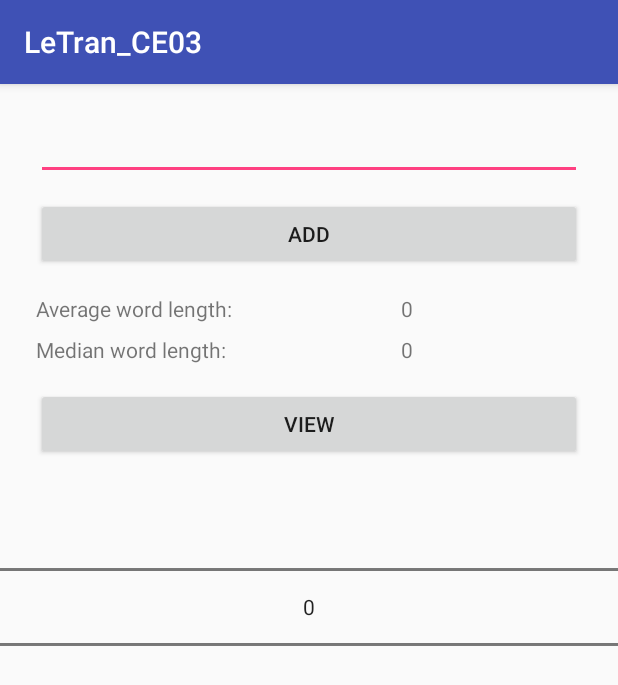
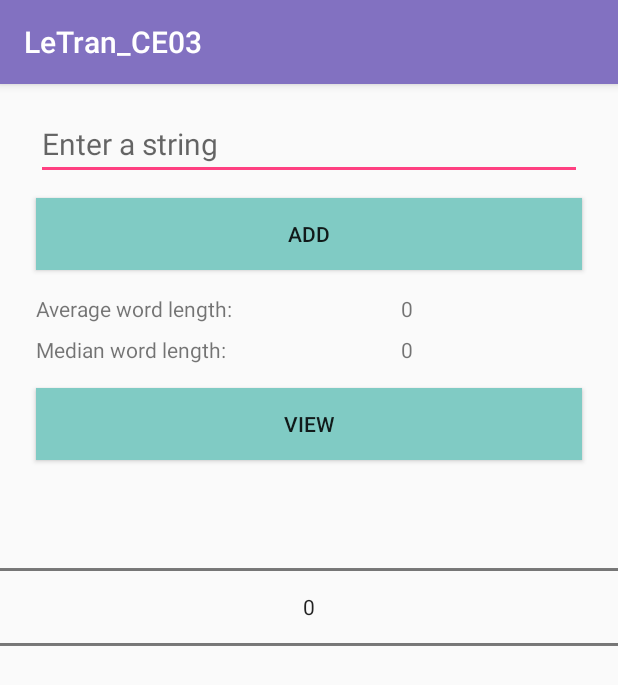
Before and after one commit to tranle13/JAV_LetterCounting, an Android app: the screen it shows after launch (MainActivity), on a phone screen of 412 x 824 dp. Shown: the top 685 px of the screen. Run offline under Robolectric (Android 15) with nearby library versions, the phone set to English and light mode, and no system bars.

Commit message:
Changed colors of navigation bar, status bar and button and added hint to the edit text

```diff
--- a/LeTran_CE03/app/src/main/java/com/sunny/android/letran_ce03/MainActivity.java
+++ b/LeTran_CE03/app/src/main/java/com/sunny/android/letran_ce03/MainActivity.java
@@ -9,7 +9,6 @@ import android.content.DialogInterface;
 import android.support.v7.app.AlertDialog;
 import android.support.v7.app.AppCompatActivity;
 import android.os.Bundle;
-import android.util.Log;
 import android.view.View;
 import android.widget.EditText;
 import android.widget.NumberPicker;
@@ -24,7 +23,6 @@ import java.util.Locale;
 
         private Toast feedback = null;
         private ArrayList<String> allWords = new ArrayList<>();
-        private static final String TAG = "check";
         private ArrayList<Integer> wordLength = new ArrayList<>();
 
     @Override
--- a/LeTran_CE03/app/src/main/res/layout/activity_main.xml
+++ b/LeTran_CE03/app/src/main/res/layout/activity_main.xml
@@ -14,6 +14,7 @@
         android:layout_marginStart="24dp"
         android:layout_marginTop="16dp"
         android:ems="10"
+        android:hint="@string/hint"
         android:inputType="textPersonName"
         android:textSize="20sp"
         app:layout_constraintEnd_toEndOf="parent"
@@ -25,6 +26,7 @@
         android:layout_width="0dp"
         android:layout_height="wrap_content"
         android:layout_marginTop="12dp"
+        android:background="@color/button"
         android:text="@string/btn_Add"
         app:layout_constraintEnd_toEndOf="@+id/txt_TextInput"
         app:layout_constraintStart_toStartOf="@+id/txt_TextInput"
@@ -53,6 +55,7 @@
         android:layout_width="0dp"
         android:layout_height="wrap_content"
         android:layout_marginTop="16dp"
+        android:background="@color/button"
         android:text="@string/btn_View"
         app:layout_constraintEnd_toEndOf="@+id/btn_Add"
         app:layout_constraintStart_toStartOf="@+id/btn_Add"
--- a/LeTran_CE03/app/src/main/res/values/colors.xml
+++ b/LeTran_CE03/app/src/main/res/values/colors.xml
@@ -1,6 +1,7 @@
 <?xml version="1.0" encoding="utf-8"?>
 <resources>
-    <color name="colorPrimary">#3F51B5</color>
-    <color name="colorPrimaryDark">#303F9F</color>
+    <color name="colorPrimary">#8271c1</color>
+    <color name="colorPrimaryDark">#683fcf</color>
     <color name="colorAccent">#FF4081</color>
+    <color name="button">#80cbc4</color>
 </resources>
--- a/LeTran_CE03/app/src/main/res/values/strings.xml
+++ b/LeTran_CE03/app/src/main/res/values/strings.xml
@@ -13,4 +13,5 @@
     <string name="alert_title">Selected string:</string>
     <string name="alert_pos_btn">Cancel</string>
     <string name="alert_nev_btn">Remove</string>
+    <string name="hint">Enter a string</string>
 </resources>
```
